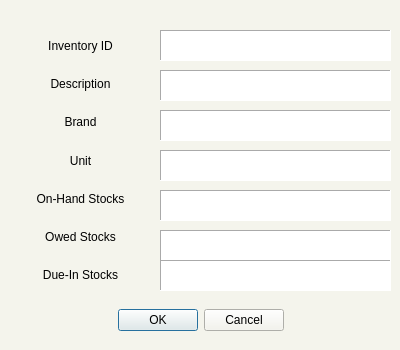
The window that add_item.ui (ongchangco/Economystique2) describes before a commit, drawn with Qt 5.
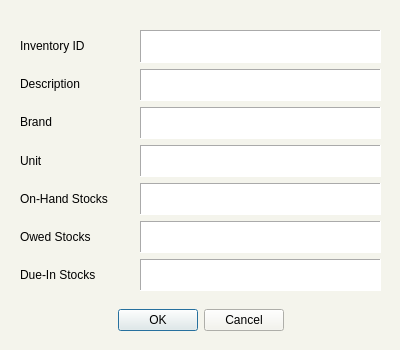
The same window after the commit. Icons and pictures are not drawn.

Commit message: fixed add item alignment

Patch:
```diff
--- a/add_item.ui
+++ b/add_item.ui
@@ -29,9 +29,9 @@
   <widget class="QDialogButtonBox" name="buttonBox">
    <property name="geometry">
     <rect>
-     <x>10</x>
+     <x>0</x>
      <y>300</y>
-     <width>381</width>
+     <width>401</width>
      <height>41</height>
     </rect>
    </property>
@@ -48,9 +48,9 @@
   <widget class="QWidget" name="verticalLayoutWidget">
    <property name="geometry">
     <rect>
-     <x>10</x>
+     <x>20</x>
      <y>30</y>
-     <width>141</width>
+     <width>111</width>
      <height>261</height>
     </rect>
    </property>
@@ -60,9 +60,6 @@
       <property name="text">
        <string>Inventory ID</string>
       </property>
-      <property name="alignment">
-       <set>Qt::AlignCenter</set>
-      </property>
      </widget>
     </item>
     <item>
@@ -70,9 +67,6 @@
       <property name="text">
        <string>Description</string>
       </property>
-      <property name="alignment">
-       <set>Qt::AlignCenter</set>
-      </property>
      </widget>
     </item>
     <item>
@@ -80,9 +74,6 @@
       <property name="text">
        <string>Brand</string>
       </property>
-      <property name="alignment">
-       <set>Qt::AlignCenter</set>
-      </property>
      </widget>
     </item>
     <item>
@@ -90,9 +81,6 @@
       <property name="text">
        <string>Unit</string>
       </property>
-      <property name="alignment">
-       <set>Qt::AlignCenter</set>
-      </property>
      </widget>
     </item>
     <item>
@@ -100,9 +88,6 @@
       <property name="text">
        <string>On-Hand Stocks</string>
       </property>
-      <property name="alignment">
-       <set>Qt::AlignCenter</set>
-      </property>
      </widget>
     </item>
     <item>
@@ -110,9 +95,6 @@
       <property name="text">
        <string>Owed Stocks</string>
       </property>
-      <property name="alignment">
-       <set>Qt::AlignCenter</set>
-      </property>
      </widget>
     </item>
     <item>
@@ -120,22 +102,22 @@
       <property name="text">
        <string>Due-In Stocks</string>
       </property>
-      <property name="alignment">
-       <set>Qt::AlignCenter</set>
-      </property>
      </widget>
     </item>
    </layout>
   </widget>
+  <widget class="QWidget" name="verticalLayoutWidget_2">
+   <property name="geometry">
+    <rect>
+     <x>140</x>
+     <y>30</y>
+     <width>241</width>
+     <height>261</height>
+    </rect>
+   </property>
+   <layout class="QVBoxLayout" name="verticalLayout_2">
+    <item>
   <widget class="QTextEdit" name="teInvID">
-   <property name="geometry">
-    <rect>
-     <x>160</x>
-     <y>30</y>
-     <width>231</width>
-     <height>31</height>
-    </rect>
-   </property>
    <property name="styleSheet">
     <string notr="true">background: #ffffff</string>
    </property>
@@ -153,15 +135,9 @@
 &lt;p align=&quot;center&quot; style=&quot;-qt-paragraph-type:empty; margin-top:0px; margin-bottom:0px; margin-left:0px; margin-right:0px; -qt-block-indent:0; text-indent:0px;&quot;&gt;&lt;br /&gt;&lt;/p&gt;&lt;/body&gt;&lt;/html&gt;</string>
    </property>
   </widget>
+    </item>
+    <item>
   <widget class="QTextEdit" name="teDescription">
-   <property name="geometry">
-    <rect>
-     <x>160</x>
-     <y>70</y>
-     <width>231</width>
-     <height>31</height>
-    </rect>
-   </property>
    <property name="styleSheet">
     <string notr="true">background: #ffffff</string>
    </property>
@@ -179,15 +155,9 @@
 &lt;p align=&quot;center&quot; style=&quot;-qt-paragraph-type:empty; margin-top:0px; margin-bottom:0px; margin-left:0px; margin-right:0px; -qt-block-indent:0; text-indent:0px;&quot;&gt;&lt;br /&gt;&lt;/p&gt;&lt;/body&gt;&lt;/html&gt;</string>
    </property>
   </widget>
+    </item>
+    <item>
   <widget class="QTextEdit" name="teBrand">
-   <property name="geometry">
-    <rect>
-     <x>160</x>
-     <y>110</y>
-     <width>231</width>
-     <height>31</height>
-    </rect>
-   </property>
    <property name="styleSheet">
     <string notr="true">background: #ffffff</string>
    </property>
@@ -205,15 +175,9 @@
 &lt;p align=&quot;center&quot; style=&quot;-qt-paragraph-type:empty; margin-top:0px; margin-bottom:0px; margin-left:0px; margin-right:0px; -qt-block-indent:0; text-indent:0px;&quot;&gt;&lt;br /&gt;&lt;/p&gt;&lt;/body&gt;&lt;/html&gt;</string>
    </property>
   </widget>
+    </item>
+    <item>
   <widget class="QTextEdit" name="teUnit">
-   <property name="geometry">
-    <rect>
-     <x>160</x>
-     <y>150</y>
-     <width>231</width>
-     <height>31</height>
-    </rect>
-   </property>
    <property name="styleSheet">
     <string notr="true">background: #ffffff</string>
    </property>
@@ -231,15 +195,9 @@
 &lt;p align=&quot;center&quot; style=&quot;-qt-paragraph-type:empty; margin-top:0px; margin-bottom:0px; margin-left:0px; margin-right:0px; -qt-block-indent:0; text-indent:0px;&quot;&gt;&lt;br /&gt;&lt;/p&gt;&lt;/body&gt;&lt;/html&gt;</string>
    </property>
   </widget>
-  <widget class="QTextEdit" name="teOnHand">
-   <property name="geometry">
-    <rect>
-     <x>160</x>
-     <y>190</y>
-     <width>231</width>
-     <height>31</height>
-    </rect>
-   </property>
+    </item>
+    <item>
+     <widget class="QTextEdit" name="teOnHand_2">
    <property name="styleSheet">
     <string notr="true">background: #ffffff</string>
    </property>
@@ -257,15 +215,9 @@
 &lt;p align=&quot;center&quot; style=&quot;-qt-paragraph-type:empty; margin-top:0px; margin-bottom:0px; margin-left:0px; margin-right:0px; -qt-block-indent:0; text-indent:0px;&quot;&gt;&lt;br /&gt;&lt;/p&gt;&lt;/body&gt;&lt;/html&gt;</string>
    </property>
   </widget>
+    </item>
+    <item>
   <widget class="QTextEdit" name="teOwed">
-   <property name="geometry">
-    <rect>
-     <x>160</x>
-     <y>230</y>
-     <width>231</width>
-     <height>31</height>
-    </rect>
-   </property>
    <property name="styleSheet">
     <string notr="true">background: #ffffff</string>
    </property>
@@ -283,15 +235,9 @@
 &lt;p align=&quot;center&quot; style=&quot;-qt-paragraph-type:empty; margin-top:0px; margin-bottom:0px; margin-left:0px; margin-right:0px; -qt-block-indent:0; text-indent:0px;&quot;&gt;&lt;br /&gt;&lt;/p&gt;&lt;/body&gt;&lt;/html&gt;</string>
    </property>
   </widget>
+    </item>
+    <item>
   <widget class="QTextEdit" name="teDueIn">
-   <property name="geometry">
-    <rect>
-     <x>160</x>
-     <y>260</y>
-     <width>231</width>
-     <height>31</height>
-    </rect>
-   </property>
    <property name="styleSheet">
     <string notr="true">background: #ffffff</string>
    </property>
@@ -308,6 +254,9 @@
 &lt;/style&gt;&lt;/head&gt;&lt;body style=&quot; font-family:'MS Shell Dlg 2'; font-size:7.8pt; font-weight:400; font-style:normal;&quot;&gt;
 &lt;p align=&quot;center&quot; style=&quot;-qt-paragraph-type:empty; margin-top:0px; margin-bottom:0px; margin-left:0px; margin-right:0px; -qt-block-indent:0; text-indent:0px;&quot;&gt;&lt;br /&gt;&lt;/p&gt;&lt;/body&gt;&lt;/html&gt;</string>
    </property>
+     </widget>
+    </item>
+   </layout>
   </widget>
  </widget>
  <resources/>
```
Lines whose indentation alone changed are shown as unchanged. The commit also changes 11 other files.
